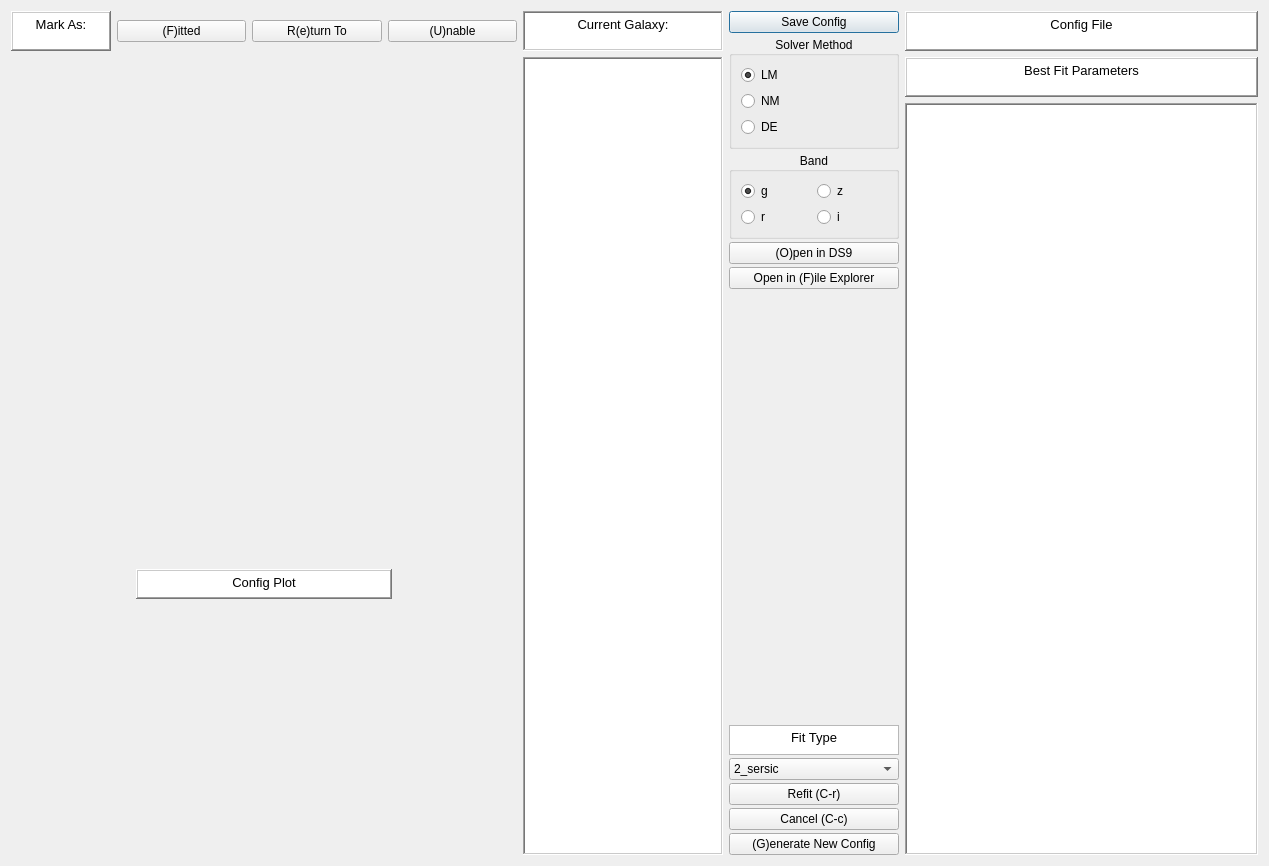
rpsmith4/photometric-decomp-analysis, file GUI/fit_gui.ui: the form before one commit.
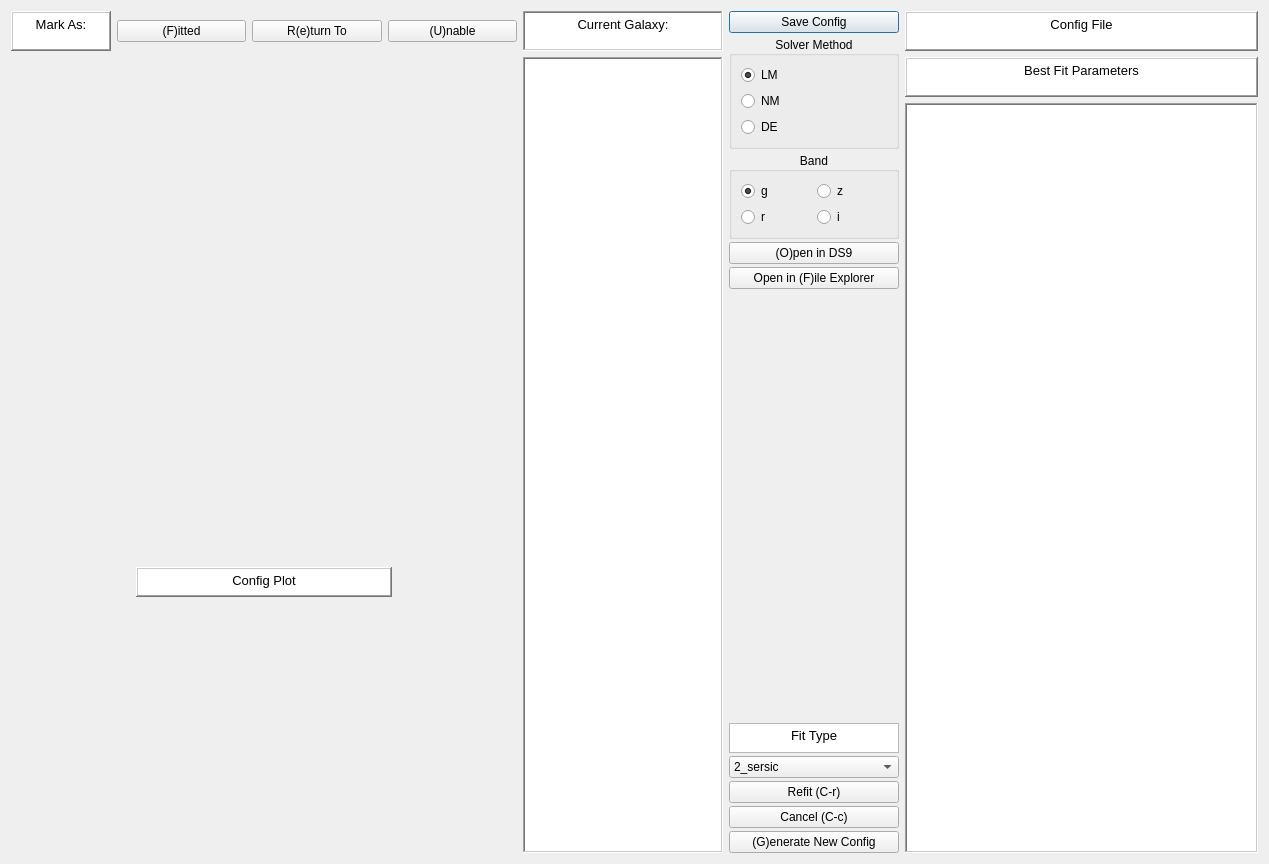
The form after the commit.

Commit message: Quite a jank way of fixing the window being too large (removing the minimum size constraint)

Diff of the .ui file:
```diff
--- a/GUI/fit_gui.ui
+++ b/GUI/fit_gui.ui
@@ -17,6 +17,9 @@
    <bool>false</bool>
   </property>
   <layout class="QGridLayout" name="gridLayout" columnstretch="0,0,0,1">
+   <property name="sizeConstraint">
+    <enum>QLayout::SizeConstraint::SetNoConstraint</enum>
+   </property>
    <item row="2" column="3">
     <layout class="QVBoxLayout" name="verticalLayout_2">
      <item>
```
The commit also changes 1 other file.
